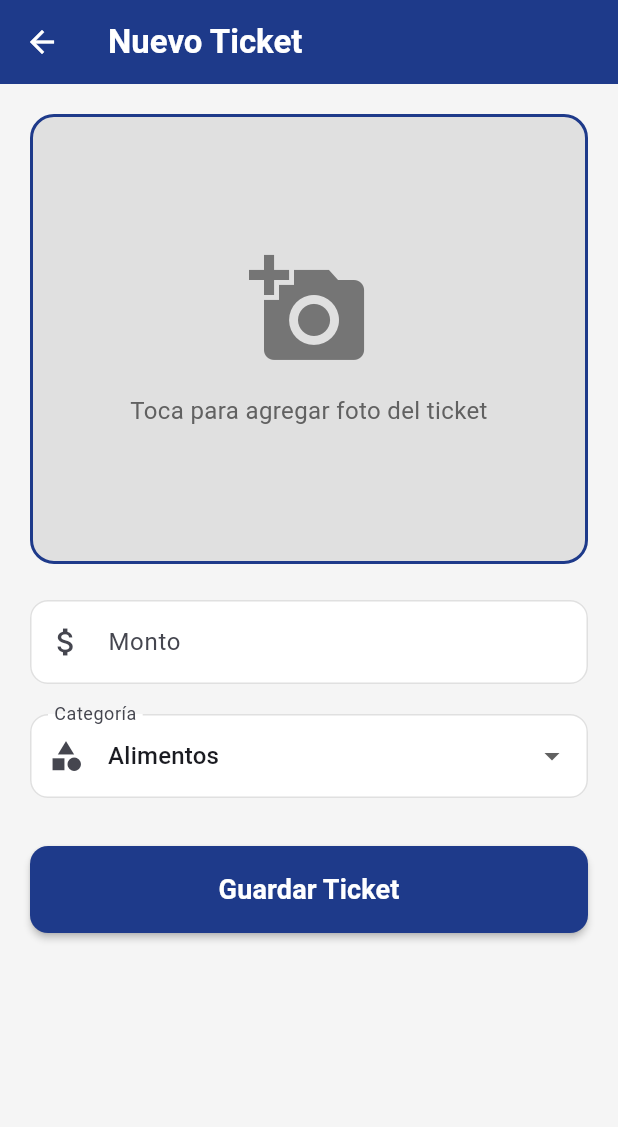
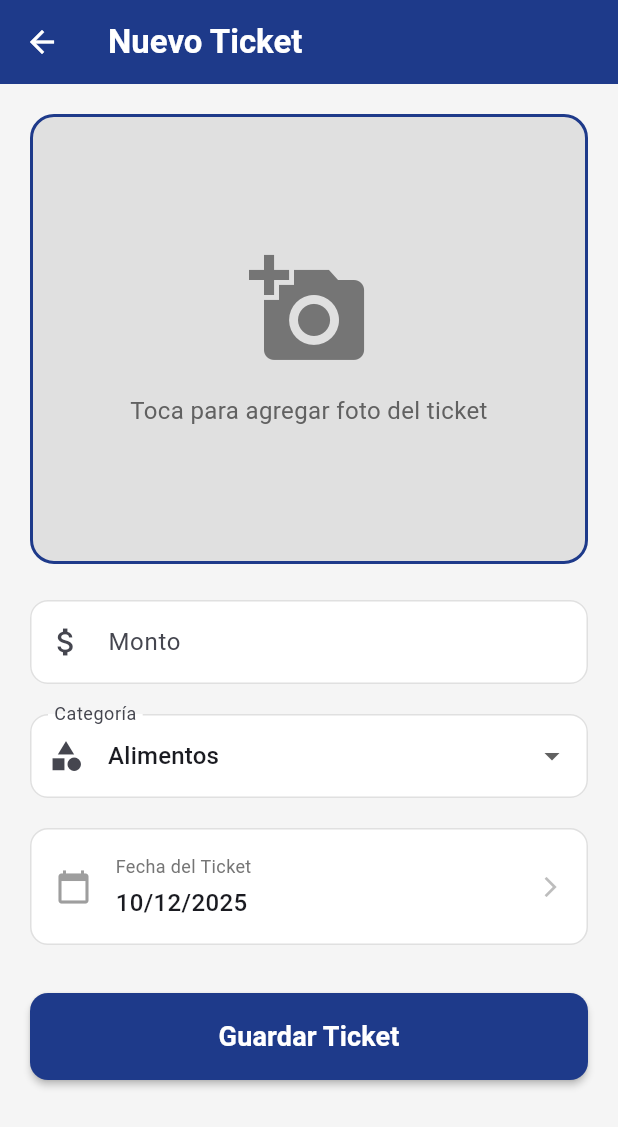
Before and after one commit to AlanOrtiz10/mis-tickets-app, a Flutter app: the PantallaAgregarTicket screen opened directly, on a phone screen of 412 x 824 dp. Shown: the top 1127 px of the screen. Run offline on Flutter 3.47's test engine with Material 3 defaults, Android fonts, the phone set to English and light mode, and no system bars; our stand-ins replace image_picker, supabase_flutter; accounts and stored records are empty.

Commit message:
feat: Agregar selector de fecha para tickets
- Agregada columna fecha_ticket a la tabla en Supabase (DATE)
- Actualizado modelo Ticket:
  - Nuevo campo: fechaTicket (fecha del gasto)
  - Mantiene fechaCreacion (fecha de registro)
  - Actualizado fromJson/toJson/copyWith

- Modificado AddTicketScreen:
  - Agregado DatePicker para seleccionar fecha del ticket
  - Campo visual con formato dd/MM/yyyy
  - Por defecto selecciona fecha actual
  - Permite seleccionar fechas desde 2000 hasta hoy

- Actualizado TicketRepository:
  - Método crearTicket ahora recibe parámetro fechaTicket
  - Guarda fecha en formato YYYY-MM-DD en BD

- Modificado HomeScreen:
  - Muestra fechaTicket en lugar de fechaCreacion en tarjetas
  - Formato de fecha: dd/MM/yyyy

Ahora el usuario puede:
1. Seleccionar la fecha específica del gasto
2. Escribir el monto
3. Elegir la categoría
4. Tomar/seleccionar foto

````diff
--- a/lib/features/home/presentation/pages/home_screen.dart
+++ b/lib/features/home/presentation/pages/home_screen.dart
@@ -505,7 +505,7 @@ class _TicketCard extends StatelessWidget {
                         ),
                         const SizedBox(width: 4),
                         Text(
-                          formatearFecha(ticket.fechaCreacion),
+                          formatearFecha(ticket.fechaTicket),
                           style: TextStyle(
                             fontSize: 12,
                             color: Colors.grey[600],
--- a/lib/features/tickets/data/repositories/ticket_repository.dart
+++ b/lib/features/tickets/data/repositories/ticket_repository.dart
@@ -63,6 +63,7 @@ class RepositorioTicket {
   /// - [imagenFile]: Archivo de imagen capturado (desde cámara o galería)
   /// - [monto]: Monto del ticket en pesos
   /// - [categoria]: Categoría del gasto
+  /// - [fechaTicket]: Fecha del ticket/gasto
   ///
   /// Proceso:
   /// 1. Sube la imagen a Supabase Storage (bucket 'tickets-images')
@@ -80,6 +81,7 @@ class RepositorioTicket {
     required File imagenFile,
     required double monto,
     required String categoria,
+    required DateTime fechaTicket,
   }) async {
     try {
       // Verificar que hay un usuario autenticado
@@ -109,6 +111,7 @@ class RepositorioTicket {
         'monto': monto,
         'categoria': categoria,
         'imagen_url': imagenUrl,
+        'fecha_ticket': fechaTicket.toIso8601String().split('T')[0], // Solo fecha (YYYY-MM-DD)
       };
 
       final response = await _cliente
--- a/lib/features/tickets/domain/entities/ticket.dart
+++ b/lib/features/tickets/domain/entities/ticket.dart
@@ -18,7 +18,10 @@ class Ticket {
   /// URL pública de la imagen del ticket en Supabase Storage
   final String imagenUrl;
 
-  /// Fecha de creación del ticket
+  /// Fecha del ticket/gasto (cuando se realizó el gasto)
+  final DateTime fechaTicket;
+
+  /// Fecha de creación del registro (cuando se guardó en la app)
   final DateTime fechaCreacion;
 
   /// Constructor
@@ -28,6 +31,7 @@ class Ticket {
     required this.monto,
     required this.categoria,
     required this.imagenUrl,
+    required this.fechaTicket,
     required this.fechaCreacion,
   });
 
@@ -41,6 +45,7 @@ class Ticket {
   ///   "monto": 150.50,
   ///   "categoria": "Alimentos",
   ///   "imagen_url": "https://...",
+  ///   "fecha_ticket": "2024-01-15",
   ///   "created_at": "2024-01-15T10:30:00Z"
   /// }
   /// ```
@@ -51,6 +56,7 @@ class Ticket {
       monto: (json['monto'] as num).toDouble(),
       categoria: json['categoria'] as String,
       imagenUrl: json['imagen_url'] as String,
+      fechaTicket: DateTime.parse(json['fecha_ticket'] as String),
       fechaCreacion: DateTime.parse(json['created_at'] as String),
     );
   }
@@ -64,6 +70,7 @@ class Ticket {
       'monto': monto,
       'categoria': categoria,
       'imagen_url': imagenUrl,
+      'fecha_ticket': fechaTicket.toIso8601String().split('T')[0], // Solo la fecha (YYYY-MM-DD)
     };
   }
 
@@ -74,6 +81,7 @@ class Ticket {
     double? monto,
     String? categoria,
     String? imagenUrl,
+    DateTime? fechaTicket,
     DateTime? fechaCreacion,
   }) {
     return Ticket(
@@ -82,13 +90,14 @@ class Ticket {
       monto: monto ?? this.monto,
       categoria: categoria ?? this.categoria,
       imagenUrl: imagenUrl ?? this.imagenUrl,
+      fechaTicket: fechaTicket ?? this.fechaTicket,
       fechaCreacion: fechaCreacion ?? this.fechaCreacion,
     );
   }
 
   @override
   String toString() {
-    return 'Ticket(id: $id, monto: $monto, categoria: $categoria, fecha: $fechaCreacion)';
+    return 'Ticket(id: $id, monto: $monto, categoria: $categoria, fechaTicket: $fechaTicket)';
   }
 
   @override
--- a/lib/features/tickets/presentation/pages/add_ticket_screen.dart
+++ b/lib/features/tickets/presentation/pages/add_ticket_screen.dart
@@ -1,6 +1,7 @@
 import 'dart:io';
 import 'package:flutter/material.dart';
 import 'package:image_picker/image_picker.dart';
+import 'package:intl/intl.dart';
 import '../../data/repositories/ticket_repository.dart';
 
 /// Pantalla para agregar un nuevo ticket
@@ -25,6 +26,7 @@ class _PantallaAgregarTicketState extends State<PantallaAgregarTicket> {
 
   File? _imagenSeleccionada;
   String _categoriaSeleccionada = 'Alimentos';
+  DateTime _fechaSeleccionada = DateTime.now();
   bool _cargando = false;
 
   // Categorías disponibles
@@ -128,6 +130,26 @@ class _PantallaAgregarTicketState extends State<PantallaAgregarTicket> {
     );
   }
 
+  /// Muestra el selector de fecha
+  Future<void> _seleccionarFecha() async {
+    final fechaElegida = await showDatePicker(
+      context: context,
+      initialDate: _fechaSeleccionada,
+      firstDate: DateTime(2000),
+      lastDate: DateTime.now(),
+      locale: const Locale('es', 'MX'),
+      helpText: 'Selecciona la fecha del ticket',
+      cancelText: 'Cancelar',
+      confirmText: 'Aceptar',
+    );
+
+    if (fechaElegida != null && fechaElegida != _fechaSeleccionada) {
+      setState(() {
+        _fechaSeleccionada = fechaElegida;
+      });
+    }
+  }
+
   /// Guarda el ticket en Supabase
   Future<void> _guardarTicket() async {
     // Validar formulario
@@ -159,6 +181,7 @@ class _PantallaAgregarTicketState extends State<PantallaAgregarTicket> {
         imagenFile: _imagenSeleccionada!,
         monto: monto,
         categoria: _categoriaSeleccionada,
+        fechaTicket: _fechaSeleccionada,
       );
 
       if (mounted) {
@@ -339,6 +362,57 @@ class _PantallaAgregarTicketState extends State<PantallaAgregarTicket> {
                         }
                       },
               ),
+              const SizedBox(height: 20),
+
+              // Selector de Fecha
+              InkWell(
+                onTap: _cargando ? null : _seleccionarFecha,
+                borderRadius: BorderRadius.circular(12),
+                child: Container(
+                  padding: const EdgeInsets.all(16),
+                  decoration: BoxDecoration(
+                    color: Colors.white,
+                    borderRadius: BorderRadius.circular(12),
+                    border: Border.all(color: Colors.grey[300]!),
+                  ),
+                  child: Row(
+                    children: [
+                      const Icon(
+                        Icons.calendar_today,
+                        color: Colors.grey,
+                      ),
+                      const SizedBox(width: 16),
+                      Expanded(
+                        child: Column(
+                          crossAxisAlignment: CrossAxisAlignment.start,
+                          children: [
+                            Text(
+                              'Fecha del Ticket',
+                              style: TextStyle(
+                                fontSize: 12,
+                                color: Colors.grey[600],
+                              ),
+                            ),
+                            const SizedBox(height: 4),
+                            Text(
+                              DateFormat('dd/MM/yyyy').format(_fechaSeleccionada),
+                              style: const TextStyle(
+                                fontSize: 16,
+                                fontWeight: FontWeight.w500,
+                              ),
+                            ),
+                          ],
+                        ),
+                      ),
+                      Icon(
+                        Icons.arrow_forward_ios,
+                        size: 16,
+                        color: Colors.grey[400],
+                      ),
+                    ],
+                  ),
+                ),
+              ),
               const SizedBox(height: 32),
 
               // Botón Guardar
````
